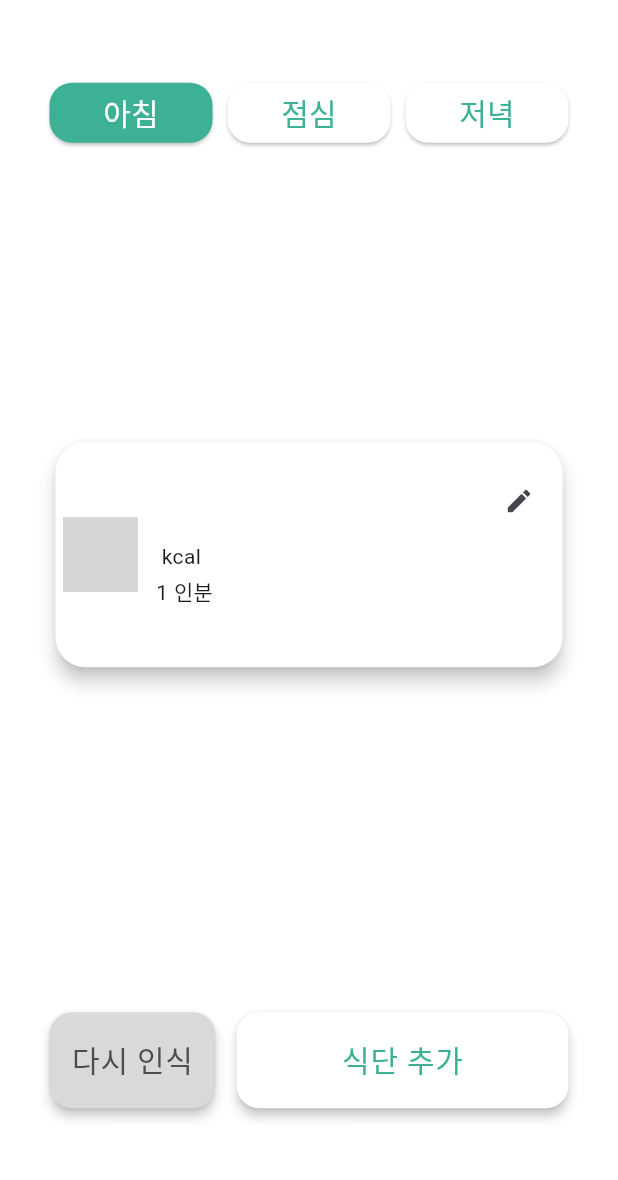
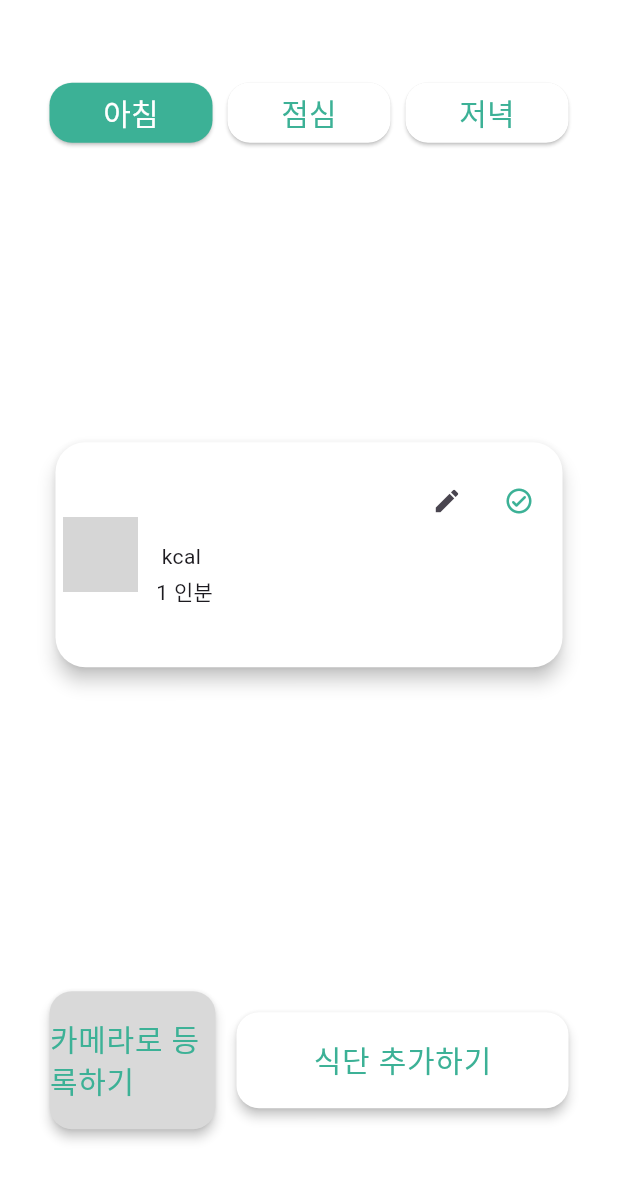
Before and after one commit to 25-1AlphaProject/Frontend, a Flutter app: the HomeScreen screen opened directly, after a tap on the "arrow left" icon, after a tap on the "arrow right" icon, after a tap on "아침", on a phone screen of 412 x 824 dp. Shown: the top 1180 px of the screen. Run offline on Flutter 3.47's test engine with Material 3 defaults, Android fonts, the phone set to English and light mode, and no system bars; our stand-ins replace card_swiper, fl_chart, image_picker, percent_indicator, shared_preferences, timer_builder; missing offline and left inert: gradient_elevated_button, string_similarity; accounts and stored records are empty; network calls fail; Roboto replaces fonts that are missing (Pretendard-bold, Pretendard-regular); statements that could not run were skipped; grey boxes are pictures that could not be loaded.

Commit message:
ADD: Meal edit & Amount ui/logic according to Route

```diff
--- a/alpha_front/lib/Home/home.dart
+++ b/alpha_front/lib/Home/home.dart
@@ -276,12 +276,13 @@ class _HomeScreenState extends State<HomeScreen> with RouteAware {
                                   context,
                                   MaterialPageRoute(
                                     builder: (context) => MealEdit(
-                                        initialIndex: index + 1,
-                                        recommendBreakfastList:
-                                            recommendBreakfastList,
-                                        recommendLunchList: recommendLunchList,
-                                        recommendDinnerList:
-                                            recommendDinnerList),
+                                      initialIndex: index + 1,
+                                      recommendBreakfastList:
+                                          recommendBreakfastList,
+                                      recommendLunchList: recommendLunchList,
+                                      recommendDinnerList: recommendDinnerList,
+                                      routeNum: 0,
+                                    ),
                                   ),
                                 ).then((_) {
                                   initializeData(); // 돌아오면 새로고침
--- a/alpha_front/lib/meal/mealAmount_edit.dart
+++ b/alpha_front/lib/meal/mealAmount_edit.dart
@@ -50,6 +50,7 @@ class _MealamountEditState extends State<MealamountEdit> {
                 recommendBreakfastList: recommendBreakfastList,
                 recommendLunchList: recommendLunchList,
                 recommendDinnerList: recommendDinnerList,
+                routeNum: 1,
               )),
       // MealEdit(initialIndex: index)
     );
--- a/alpha_front/lib/meal/meal_edit.dart
+++ b/alpha_front/lib/meal/meal_edit.dart
@@ -11,6 +11,7 @@ class MealEdit extends StatefulWidget {
   final List<Map<String, dynamic>> recommendBreakfastList;
   final List<Map<String, dynamic>> recommendLunchList;
   final List<Map<String, dynamic>> recommendDinnerList;
+  final int routeNum;
 
   const MealEdit({
     super.key,
@@ -18,6 +19,7 @@ class MealEdit extends StatefulWidget {
     required this.recommendBreakfastList,
     required this.recommendLunchList,
     required this.recommendDinnerList,
+    required this.routeNum,
   });
 
   @override
@@ -188,11 +190,14 @@ class _MealEditState extends State<MealEdit> {
                         ),
                         onPressed: _skip,
                         child: Text(
-                          '다시 인식',
+                          widget.routeNum == 0 ? '카메라로 등록하기 ' : '다시 인식',
                           style: Theme.of(context)
                               .textTheme
                               .labelMedium!
-                              .copyWith(color: const Color(0xff4d4d4d)),
+                              .copyWith(
+                                  color: widget.routeNum == 0
+                                      ? const Color(0xff3CB196)
+                                      : const Color(0xff4d4d4d)),
                         ),
                       ),
                     ),
@@ -214,7 +219,7 @@ class _MealEditState extends State<MealEdit> {
                         ),
                         onPressed: _goToNext,
                         child: Text(
-                          '식단 추가',
+                          widget.routeNum == 0 ? '식단 추가하기' : '식단에 추가하기',
                           style: Theme.of(context)
                               .textTheme
                               .labelMedium!
@@ -236,19 +241,23 @@ class _MealEditState extends State<MealEdit> {
 class MealCard extends StatelessWidget {
   final String? imageURL;
   final bool isEditing;
+  final bool isPosting;
   final TextEditingController nameController;
   final TextEditingController kcalController;
   final TextEditingController amountController;
   final VoidCallback onEditToggle;
+  final VoidCallback onEditCheck;
 
   const MealCard({
     super.key,
     required this.imageURL,
     required this.isEditing,
+    required this.isPosting,
     required this.nameController,
     required this.kcalController,
     required this.amountController,
     required this.onEditToggle,
+    required this.onEditCheck,
   });
 
   @override
@@ -297,9 +306,27 @@ class MealCard extends StatelessWidget {
                                     fontSize: 20, fontWeight: FontWeight.bold),
                               ),
                       ),
-                      IconButton(
-                        icon: const Icon(Icons.edit, size: 20),
-                        onPressed: onEditToggle,
+                      Row(
+                        children: [
+                          IconButton(
+                            icon: const Icon(Icons.edit, size: 20),
+                            onPressed: onEditToggle,
+                          ),
+                          IconButton(
+                            icon: !isPosting
+                                ? const Icon(
+                                    Icons.check_circle_outline_rounded,
+                                    size: 20,
+                                    color: Color(0xff3CB196),
+                                  )
+                                : const Icon(
+                                    Icons.check_circle_rounded,
+                                    size: 20,
+                                    color: Color(0xff3CB196),
+                                  ),
+                            onPressed: onEditCheck,
+                          ),
+                        ],
                       ),
                     ],
                   ),
@@ -372,6 +399,8 @@ class _BreakfastEdit extends StatefulWidget {
 
 class _BreakfastEditState extends State<_BreakfastEdit> {
   bool isEditing = false;
+  bool isPosting = false;
+  bool isVisible = false;
 
   TextEditingController nameController = TextEditingController();
   TextEditingController kcalController = TextEditingController();
@@ -407,16 +436,24 @@ class _BreakfastEditState extends State<_BreakfastEdit> {
     });
   }
 
+  void _checkPostMode() {
+    setState(() {
+      isPosting = !isPosting;
+    });
+  }
+
   @override
   Widget build(BuildContext context) {
     return Center(
       child: MealCard(
         imageURL: imageUrl,
         isEditing: isEditing,
+        isPosting: isPosting,
         amountController: amountController,
         nameController: nameController,
         kcalController: kcalController,
         onEditToggle: _toggleEditMode,
+        onEditCheck: _checkPostMode,
       ),
     );
   }
```
